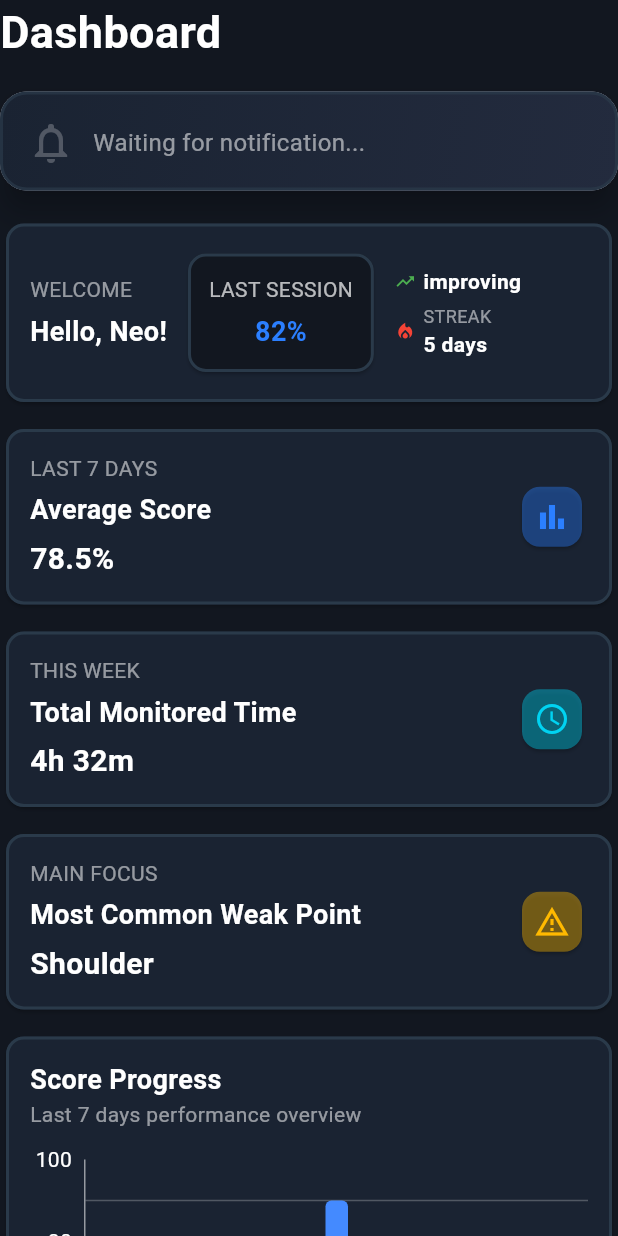
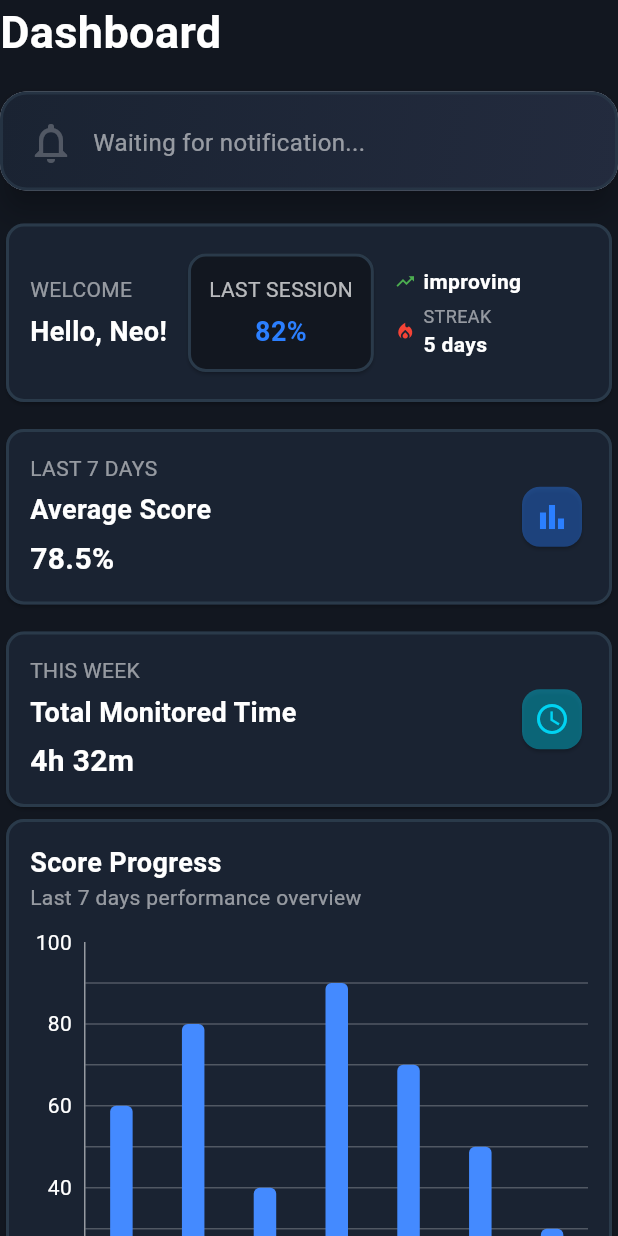
Before and after one commit to NRG7-Emergentes/ergovision-mobile, a Flutter app: the Dashboard screen opened directly, on a phone screen of 412 x 824 dp. Run offline on Flutter 3.47's test engine with Material 3 defaults, Android fonts, the phone set to English and light mode, and no system bars; drawn by our look-alikes of fl_chart; our stand-ins replace bloc, equatable, firebase_core, flutter_bloc; missing offline and left inert: stomp_dart_client; accounts and stored records are empty; network calls fail.

Commit message:
feat: remove 'Main Focus' card from dashboard view
Deleted the 'Main Focus' card section from the dashboard UI to streamline the interface. Minor comment and whitespace adjustments were also made for clarity.

```diff
--- a/lib/shared/views/dashboard.dart
+++ b/lib/shared/views/dashboard.dart
@@ -292,59 +292,7 @@ class _DashboardState extends State<Dashboard> {
                       ),
                     ),
                   ),
-                  const SizedBox(height: 10),
-                  SizedBox(
-                    width: double.infinity,
-                    child: Card(
-                      color: const Color(0xFF1A2332),
-                      shape: RoundedRectangleBorder(
-                        borderRadius: BorderRadius.circular(12),
-                        side: const BorderSide(
-                          color: Color(0xFF2A3A4A),
-                          width: 2,
-                        ),
-                      ),
-                      child: Padding(
-                        padding: const EdgeInsets.all(16.0),
-                        child: Row(
-                          children: [
-                            SizedBox(
-                              child: Column(
-                                  crossAxisAlignment: CrossAxisAlignment.start,
-                                  children: const [
-                                    Text(
-                                      'MAIN FOCUS',
-                                      style: TextStyle(color: Colors.white54, fontSize: 14),
-                                    ),
-                                    SizedBox(height: 5),
-                                    Text(
-                                      'Most Common Weak Point',
-                                      style: TextStyle(color: Colors.white, fontSize: 18, fontWeight: FontWeight.bold),
-                                    ),
-                                    SizedBox(height: 5),
-                                    Text(
-                                      'Shoulder',
-                                      style: TextStyle(color: Colors.white, fontSize: 20, fontWeight: FontWeight.bold),
-                                    ),
-                                  ]
-                              ),
-                            ),
-                            const Spacer(),
-                            SizedBox(
-                                child: Card(
-                                  color: const Color(0x66FFB900),
-                                  child: Padding(
-                                    padding: const EdgeInsets.all(8.0),
-                                    child: Icon(Icons.warning_amber_outlined, color: Color(0xFFFFB900)),
-                                  ),
-                                )
-                            )
-                          ],
-                        ),
-                      ),
-                    ),
-                  ),
-                  const SizedBox(height: 10),
+
                   SizedBox(
                     width: double.infinity,
                     child: Card(
@@ -478,10 +426,10 @@ class _DashboardState extends State<Dashboard> {
     );
   }
 
-  // Funciones de utilidad
+
   double _getLastSessionScore(List<dynamic> dailyProgresses) {
     if (dailyProgresses.isEmpty) return 82.0;
-    // Tomar el primer registro (último día)
+
     return dailyProgresses.first.averageScore?.toDouble() ?? 82.0;
   }
 
@@ -595,7 +543,7 @@ class _DashboardState extends State<Dashboard> {
         .cast<double>()
         .toList();
 
-    // Completar si hay menos de 7 días
+    // Completar si hay menos de 7 días solo con ceros
     while (values.length < 7) {
       values.add(0.0);
     }
```
